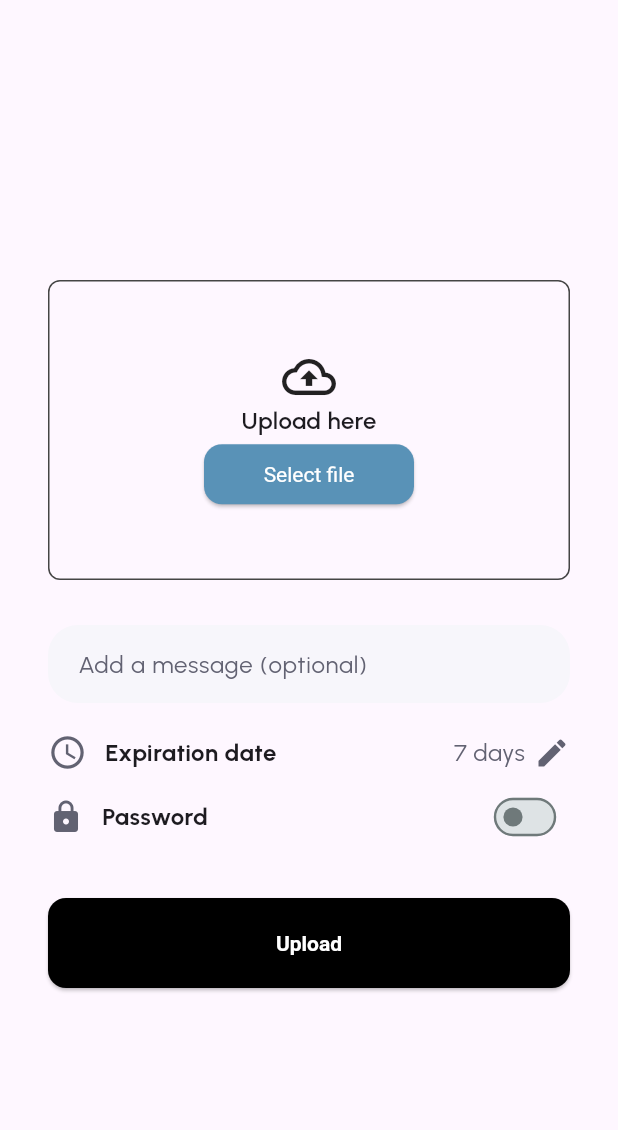
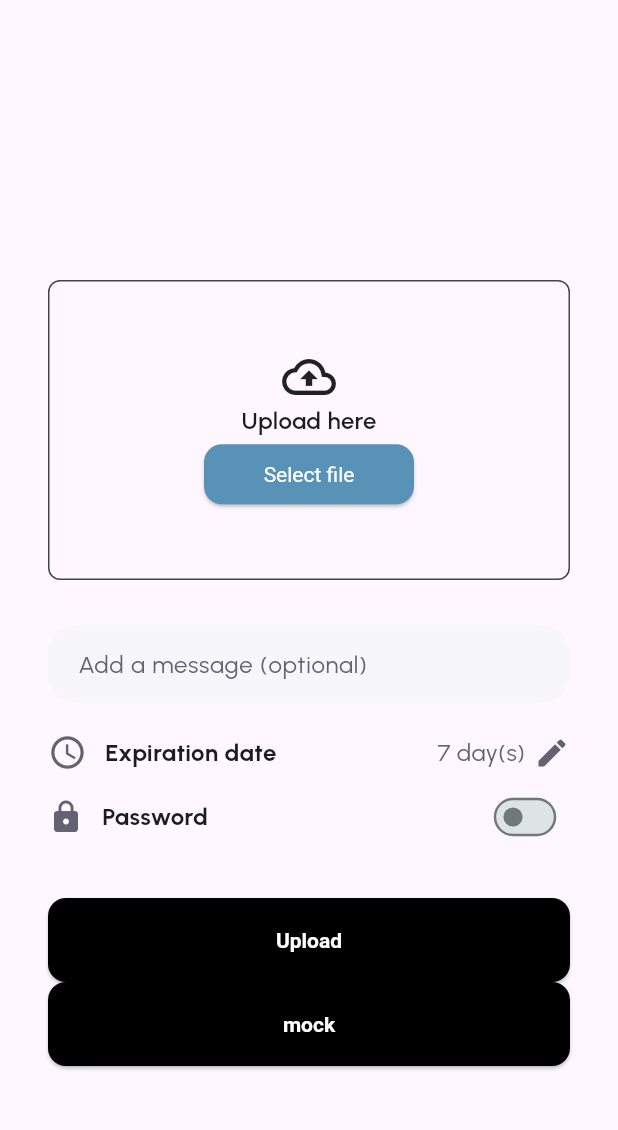
Before and after one commit to Yuutoallalong/NeoVault, a Flutter app: the screen it shows after launch, on a phone screen of 412 x 824 dp, the part 74-1204 px from its top. Run offline on Flutter 3.47's test engine with Material 3 defaults, Android fonts, the phone set to English and light mode, and no system bars; our stand-ins replace google_fonts.

Commit message:
Adjust file detail screen

```diff
--- a/lib/main.dart
+++ b/lib/main.dart
@@ -1,5 +1,6 @@
 import 'package:flutter/material.dart';
 import 'package:google_fonts/google_fonts.dart';
+import 'package:my_app/screen/detail.dart';
 import 'package:my_app/screen/upload.dart';
 
 Future<void> main() async {
@@ -26,7 +27,7 @@ class MyApp extends StatelessWidget {
           style: ElevatedButton.styleFrom(
             backgroundColor: Colors.black,
             foregroundColor: Colors.white,
-            padding: const EdgeInsets.symmetric(vertical: 22),
+            padding: const EdgeInsets.symmetric(vertical: 20),
             textStyle: const TextStyle(fontWeight: FontWeight.bold),
             shape: RoundedRectangleBorder(
               borderRadius: BorderRadius.circular(12),
@@ -43,6 +44,7 @@ class MyApp extends StatelessWidget {
         // '/register': (context) => Register(),
         // '/mock': (context) => Mock()
         '/upload': (context) => Upload(),
+        '/detail': (context) => Detail()
       },
     );
   }
--- a/lib/screen/upload.dart
+++ b/lib/screen/upload.dart
@@ -1,5 +1,6 @@
 import 'package:flutter/material.dart';
 import 'package:my_app/components/back_leading_button.dart';
+import 'package:my_app/components/file_settings.dart';
 
 class Upload extends StatefulWidget {
   const Upload({super.key});
@@ -11,7 +12,7 @@ class Upload extends StatefulWidget {
 class _UploadState extends State<Upload> {
   bool switchStatus = false;
   final messageController = TextEditingController();
-  final fromKey = GlobalKey<FormState>();
+  final formKey = GlobalKey<FormState>();
   final passwordController = TextEditingController();
   @override
   Widget build(BuildContext context) {
@@ -73,125 +74,18 @@ class _UploadState extends State<Upload> {
                   ),
                 ),
                 const SizedBox(height: 30),
-                TextField(
-                  controller: messageController,
-                  decoration: InputDecoration(
-                      hintText: 'Add a message (optional)',
-                      hintStyle: TextStyle(color: Color(0xff626272)),
-                      filled: true,
-                      fillColor: Color(0xFFF7F6FB),
-                      border: OutlineInputBorder(
-                          borderSide: BorderSide.none,
-                          borderRadius: BorderRadius.circular(20)),
-                      contentPadding: const EdgeInsets.symmetric(
-                          vertical: 14, horizontal: 16)),
-                ),
-                const SizedBox(
-                  height: 20,
-                ),
-                Column(
-                  crossAxisAlignment: CrossAxisAlignment.start,
-                  children: [
-                    Row(
-                      mainAxisAlignment: MainAxisAlignment.spaceBetween,
-                      children: [
-                        Row(
-                          children: [
-                            Icon(
-                              Icons.access_time,
-                              color: Color(0xff626272),
-                              size: 26,
-                            ),
-                            const SizedBox(
-                              width: 12,
-                            ),
-                            Text(
-                              "Expiration date",
-                              style: TextStyle(
-                                  fontSize: 16, fontWeight: FontWeight.bold),
-                            ),
-                          ],
-                        ),
-                        Row(
-                          children: [
-                            Text(
-                              "7 days",
-                              style: TextStyle(
-                                color: Color(0xff626272),
-                                fontSize: 16,
-                              ),
-                            ),
-                            const SizedBox(
-                              width: 6,
-                            ),
-                            Icon(Icons.edit, color: Color(0xff626272)),
-                          ],
-                        ),
-                      ],
-                    ),
-                    const SizedBox(
-                      height: 6,
-                    ),
-                    Row(
-                      mainAxisAlignment: MainAxisAlignment.spaceBetween,
-                      children: [
-                        Row(
-                          children: [
-                            Icon(Icons.lock, color: Color(0xff626272)),
-                            const SizedBox(
-                              width: 12,
-                            ),
-                            Text("Password",
-                                style: TextStyle(
-                                    fontSize: 16, fontWeight: FontWeight.bold)),
-                          ],
-                        ),
-                        Transform.scale(
-                          scale: 0.8,
-                          child: Switch.adaptive(
-                            value: switchStatus,
-                            onChanged: (value) {
-                              setState(() {
-                                switchStatus = value;
-                              });
-                            },
-                          ),
-                        ),
-                      ],
-                    ),
-                  ],
-                ),
-                const SizedBox(
-                  height: 10,
-                ),
-                switchStatus
-                    ? Form(
-                        key: fromKey,
-                        child: TextFormField(
-                          decoration: InputDecoration(
-                              hintText: 'Enter your password',
-                              hintStyle: TextStyle(color: Colors.white),
-                              filled: true,
-                              fillColor: Color(0xff5992b7),
-                              border: OutlineInputBorder(
-                                  borderSide: BorderSide.none,
-                                  borderRadius: BorderRadius.circular(12)),
-                              contentPadding: const EdgeInsets.symmetric(
-                                  vertical: 14, horizontal: 16)),
-                          style: TextStyle(color: Colors.white),
-                          validator: (value) {
-                            if (value == null || value.isEmpty) {
-                              return 'Password cannot be empty';
-                            }
-                            return null; // ผ่านการตรวจสอบ
-                          },
-                        ))
-                    : const SizedBox(
-                        height: 0,
-                      ),
-                const SizedBox(
-                  height: 20,
-                ),
+                fileSettings(
+                    context: context,
+                    messageController: messageController,
+                    switchStatus: switchStatus,
+                    switchOnChanged: (bool value) {
+                      setState(() {
+                        switchStatus = value;
+                      });
+                    },
+                    formKey: formKey,
+                    hintText: "Add a message (optional)",
+                    dayLeft: 7),
                 ElevatedButton(
                   onPressed: () {
                     ScaffoldMessenger.of(
@@ -200,6 +94,9 @@ class _UploadState extends State<Upload> {
                   },
                   child: Text('Upload'),
                 ),
+                ElevatedButton(
+                    onPressed: () => Navigator.pushNamed(context, '/detail'),
+                    child: Text("mock"))
               ],
             ),
           ],
```
Also changed, not shown: lib/screen/detail.dart (+37 -47 lines).
